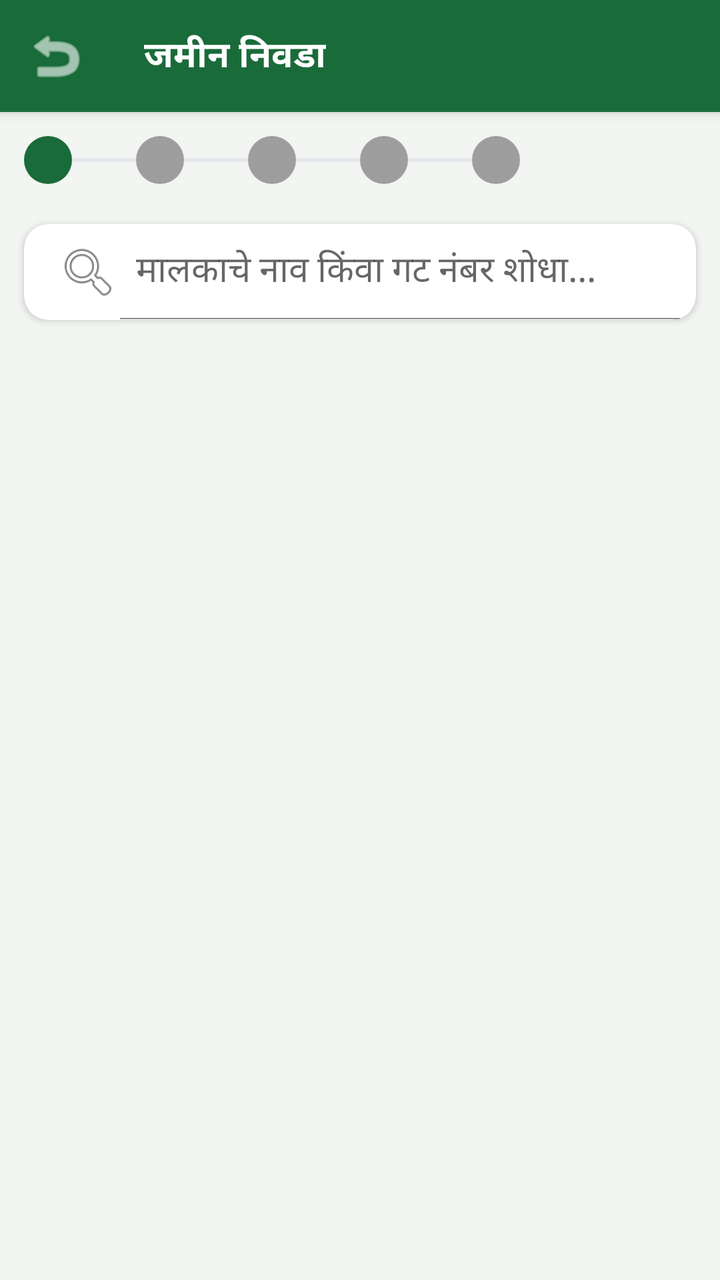
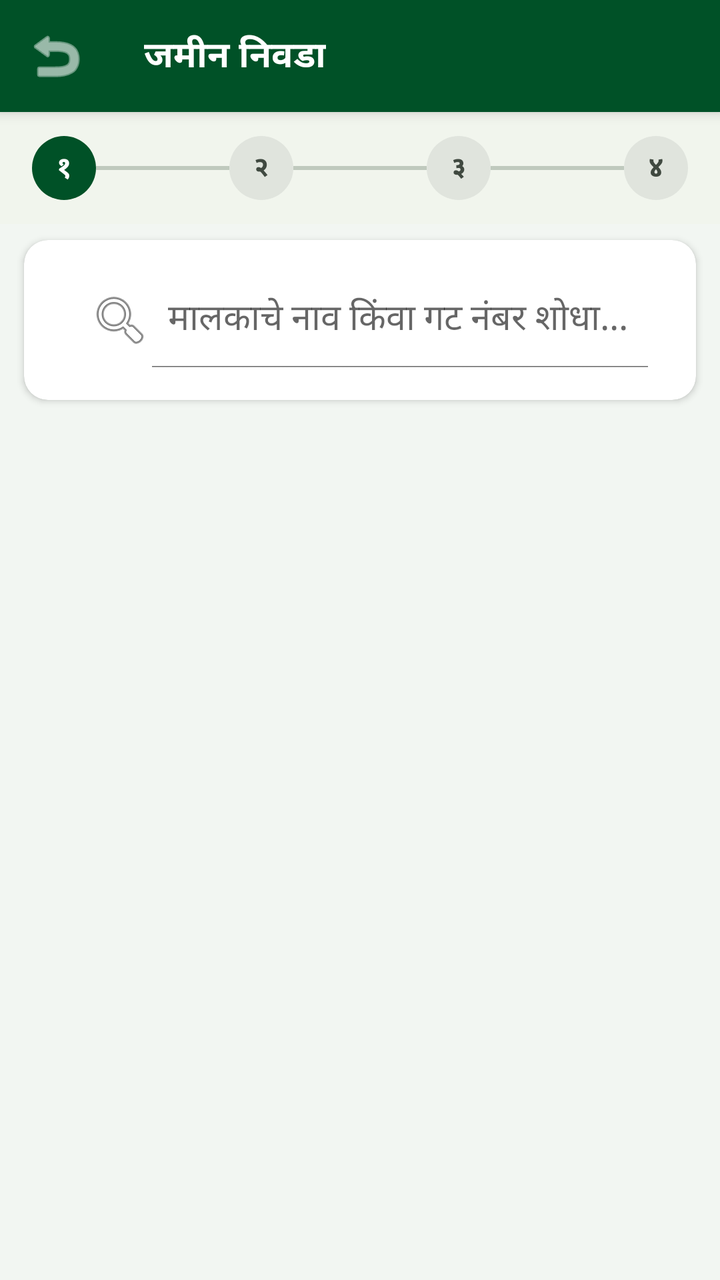

The first picture is an Android layout as it rendered before a commit; the second is the same layout after the commit. The layout source and the unified diff follow.
<!-- AndroidManifest.xml: application theme Theme.EPeekPahani -->
<!-- res/layout/fragment_parcel.xml -->
<?xml version="1.0" encoding="utf-8"?>
<LinearLayout xmlns:android="http://schemas.android.com/apk/res/android"
    xmlns:app="http://schemas.android.com/apk/res-auto"
    android:layout_width="match_parent"
    android:layout_height="match_parent"
    android:orientation="vertical"
    android:background="@color/bg_screen">

    <com.google.android.material.appbar.MaterialToolbar
        android:id="@+id/toolbar"
        style="@style/Widget.App.Toolbar.Green"
        android:layout_width="match_parent"
        android:layout_height="?attr/actionBarSize"
        app:title="जमीन निवडा"
        app:navigationIcon="@android:drawable/ic_menu_revert"
        app:navigationIconTint="@color/text_white" />

    <include layout="@layout/step_indicator" />
    <include android:id="@+id/offline_banner" layout="@layout/offline_banner" />

    <com.google.android.material.card.MaterialCardView
        android:layout_width="match_parent"
        android:layout_height="wrap_content"
        android:layout_marginHorizontal="12dp"
        android:layout_marginTop="8dp"
        android:layout_marginBottom="8dp"
        app:cardBackgroundColor="@color/bg_card"
        app:cardCornerRadius="12dp"
        app:cardElevation="2dp">
        <androidx.appcompat.widget.SearchView
            android:id="@+id/search_view"
            android:layout_width="match_parent"
            android:layout_height="wrap_content"
            app:queryHint="मालकाचे नाव किंवा गट नंबर शोधा..."
            app:iconifiedByDefault="false"
            app:searchIcon="@android:drawable/ic_menu_search"
            app:closeIcon="@android:drawable/ic_menu_close_clear_cancel" />
    </com.google.android.material.card.MaterialCardView>

    <androidx.recyclerview.widget.RecyclerView
        android:id="@+id/rv_parcels"
        android:layout_width="match_parent"
        android:layout_height="match_parent"
        android:clipToPadding="false"
        android:paddingBottom="16dp"
        app:layoutManager="androidx.recyclerview.widget.LinearLayoutManager" />

</LinearLayout>
<!-- res/layout/step_indicator.xml (included above) -->
<?xml version="1.0" encoding="utf-8"?>
<HorizontalScrollView xmlns:android="http://schemas.android.com/apk/res/android"
    android:layout_width="match_parent"
    android:layout_height="wrap_content"
    android:background="@color/bg_screen"
    android:scrollbars="none">

    <LinearLayout
        android:layout_width="wrap_content"
        android:layout_height="wrap_content"
        android:orientation="horizontal"
        android:gravity="center_vertical"
        android:padding="12dp">

        <View android:layout_width="24dp" android:layout_height="24dp" android:background="@drawable/shape_circle_green" />
        <View android:layout_width="32dp" android:layout_height="2dp" android:background="@color/divider" />
        <View android:layout_width="24dp" android:layout_height="24dp" android:background="@drawable/shape_circle_grey" />
        <View android:layout_width="32dp" android:layout_height="2dp" android:background="@color/divider" />
        <View android:layout_width="24dp" android:layout_height="24dp" android:background="@drawable/shape_circle_grey" />
        <View android:layout_width="32dp" android:layout_height="2dp" android:background="@color/divider" />
        <View android:layout_width="24dp" android:layout_height="24dp" android:background="@drawable/shape_circle_grey" />
        <View android:layout_width="32dp" android:layout_height="2dp" android:background="@color/divider" />
        <View android:layout_width="24dp" android:layout_height="24dp" android:background="@drawable/shape_circle_grey" />

    </LinearLayout>
</HorizontalScrollView>
<!-- res/layout/offline_banner.xml (included above) -->
<?xml version="1.0" encoding="utf-8"?>
<com.google.android.material.card.MaterialCardView xmlns:android="http://schemas.android.com/apk/res/android"
    xmlns:app="http://schemas.android.com/apk/res-auto"
    android:id="@+id/card_offline_banner"
    android:layout_width="match_parent"
    android:layout_height="wrap_content"
    android:visibility="gone"
    app:cardBackgroundColor="@color/offline_bg"
    app:cardCornerRadius="0dp"
    app:cardElevation="0dp"
    app:strokeWidth="4dp"
    app:strokeColor="@color/offline_text">

    <LinearLayout
        android:layout_width="match_parent"
        android:layout_height="wrap_content"
        android:orientation="horizontal"
        android:gravity="center_vertical"
        android:padding="12dp">

        <TextView
            android:layout_width="wrap_content"
            android:layout_height="wrap_content"
            android:text="📵"
            android:textSize="20sp" />

        <TextView
            android:id="@+id/tv_offline_message"
            android:layout_width="0dp"
            android:layout_height="wrap_content"
            android:layout_weight="1"
            android:text="ऑफलाइन — X नोंदी sync बाकी"
            android:textColor="@color/offline_text"
            android:textSize="13sp"
            android:layout_marginStart="8dp" />

        <com.google.android.material.button.MaterialButton
            style="@style/Widget.MaterialComponents.Button.TextButton"
            android:layout_width="wrap_content"
            android:layout_height="wrap_content"
            android:text="Sync करा"
            android:textColor="@color/offline_text" />

    </LinearLayout>
</com.google.android.material.card.MaterialCardView>
<!-- resources referenced by this layout -->
<resources>
  <color name="bg_card">#FFFFFF</color>
  <color name="bg_screen">#F2F5F1</color>
  <color name="divider">#E5E7EB</color>
  <color name="offline_bg">#FFF8E1</color>
  <color name="offline_text">#F57F17</color>
  <color name="text_white">#FFFFFF</color>
  <!-- drawable shape_circle_green (drawable) -->
  <?xml version="1.0" encoding="utf-8"?>
  <shape xmlns:android="http://schemas.android.com/apk/res/android"
      android:shape="oval">
      <solid android:color="@color/green_primary" />
  </shape>
  <!-- drawable shape_circle_grey (drawable) -->
  <?xml version="1.0" encoding="utf-8"?>
  <shape xmlns:android="http://schemas.android.com/apk/res/android"
      android:shape="oval">
      <solid android:color="@color/status_pending" />
  </shape>
  <color name="green_primary">#1a6b3a</color>
  <color name="status_pending">#9E9E9E</color>
  <style name="Theme.App" parent="Theme.MaterialComponents.Light.NoActionBar">
          <item name="colorPrimary">@color/green_primary</item>
          <item name="colorPrimaryVariant">@color/green_dark</item>
          <item name="colorOnPrimary">@color/text_white</item>
          <item name="colorSecondary">@color/saffron</item>
          <item name="colorSecondaryVariant">@color/saffron_dark</item>
          <item name="colorOnSecondary">@color/text_white</item>
          <item name="colorError">@color/error</item>
          <item name="colorOnError">@color/text_white</item>
          <item name="colorSurface">@color/bg_card</item>
          <item name="colorOnSurface">@color/text_primary</item>
          <item name="android:colorBackground">@color/bg_screen</item>
          <item name="colorOnBackground">@color/text_primary</item>
  
          
          <item name="materialButtonStyle">@style/Widget.App.Button.Primary</item>
          <item name="textInputStyle">@style/Widget.App.TextInputLayout</item>
  
          
          <item name="shapeAppearanceSmallComponent">@style/ShapeAppearance.App.SmallComponent</item>
          <item name="shapeAppearanceMediumComponent">@style/ShapeAppearance.App.MediumComponent</item>
          <item name="shapeAppearanceLargeComponent">@style/ShapeAppearance.App.LargeComponent</item>
      </style>
  <color name="green_dark">#0f4a27</color>
  <color name="saffron">#f7941d</color>
  <color name="saffron_dark">#e65100</color>
  <color name="error">#B00020</color>
  <color name="text_primary">#1C1C1C</color>
  <style name="Widget.App.Button.Primary" parent="Widget.MaterialComponents.Button">
          <item name="backgroundTint">@color/green_primary</item>
          <item name="android:textColor">@color/text_white</item>
          <item name="shapeAppearanceOverlay">@style/ShapeAppearance.App.SmallComponent</item>
          <item name="android:minHeight">56dp</item>
          <item name="android:insetTop">0dp</item>
          <item name="android:insetBottom">0dp</item>
          <item name="elevation">0dp</item>
          <item name="android:textSize">16sp</item>
          <item name="android:textStyle">bold</item>
          <item name="rippleColor">@color/ripple</item>
      </style>
  <style name="Widget.App.TextInputLayout" parent="Widget.MaterialComponents.TextInputLayout.OutlinedBox">
          <item name="boxStrokeColor">@color/green_primary</item>
          <item name="hintTextColor">@color/green_primary</item>
          <item name="android:textColorHint">@color/text_hint</item>
          <item name="shapeAppearanceOverlay">@style/ShapeAppearance.App.SmallComponent</item>
      </style>
  <style name="ShapeAppearance.App.SmallComponent" parent="ShapeAppearance.MaterialComponents.SmallComponent">
          <item name="cornerFamily">rounded</item>
          <item name="cornerSize">10dp</item>
      </style>
  <style name="ShapeAppearance.App.MediumComponent" parent="ShapeAppearance.MaterialComponents.MediumComponent">
          <item name="cornerFamily">rounded</item>
          <item name="cornerSize">12dp</item>
      </style>
  <style name="ShapeAppearance.App.LargeComponent" parent="ShapeAppearance.MaterialComponents.LargeComponent">
          <item name="cornerFamily">rounded</item>
          <item name="cornerSize">16dp</item>
      </style>
  <color name="ripple">#1a1a6b3a</color>
  <color name="text_hint">#9CA3AF</color>
  <!-- unchanged entries left out for length: 4 -->
</resources>

<!-- the commit's change to res/layout/fragment_parcel.xml (unified diff, before → after) -->
@@ -11,7 +11,7 @@
         style="@style/Widget.App.Toolbar.Green"
         android:layout_width="match_parent"
         android:layout_height="?attr/actionBarSize"
-        app:title="जमीन निवडा"
+        app:title="@string/str_auto_146"
         app:navigationIcon="@android:drawable/ic_menu_revert"
         app:navigationIconTint="@color/text_white" />
 
@@ -48,31 +48,70 @@
 </LinearLayout>
 <!-- res/layout/step_indicator.xml (included above) -->
 <?xml version="1.0" encoding="utf-8"?>
-<HorizontalScrollView xmlns:android="http://schemas.android.com/apk/res/android"
+<LinearLayout
+    xmlns:android="http://schemas.android.com/apk/res/android"
+    xmlns:app="http://schemas.android.com/apk/res-auto"
     android:layout_width="match_parent"
     android:layout_height="wrap_content"
-    android:background="@color/bg_screen"
-    android:scrollbars="none">
+    android:orientation="horizontal"
+    android:gravity="center_vertical"
+    android:paddingStart="16dp"
+    android:paddingEnd="16dp"
+    android:paddingTop="12dp"
+    android:paddingBottom="12dp"
+    android:background="@color/surface_container_low">
 
-    <LinearLayout
-        android:layout_width="wrap_content"
-        android:layout_height="wrap_content"
-        android:orientation="horizontal"
-        android:gravity="center_vertical"
-        android:padding="12dp">
+    <TextView
+        android:id="@+id/tv_step1"
+        android:layout_width="32dp"
+        android:layout_height="32dp"
+        android:gravity="center"
+        android:text="@string/str_auto_216"
+        android:textColor="@color/on_primary"
+        android:textSize="14sp"
+        android:textStyle="bold"
+        android:background="@drawable/bg_step_active" />
 
-        <View android:layout_width="24dp" android:layout_height="24dp" android:background="@drawable/shape_circle_green" />
-        <View android:layout_width="32dp" android:layout_height="2dp" android:background="@color/divider" />
-        <View android:layout_width="24dp" android:layout_height="24dp" android:background="@drawable/shape_circle_grey" />
-        <View android:layout_width="32dp" android:layout_height="2dp" android:background="@color/divider" />
-        <View android:layout_width="24dp" android:layout_height="24dp" android:background="@drawable/shape_circle_grey" />
-        <View android:layout_width="32dp" android:layout_height="2dp" android:background="@color/divider" />
-        <View android:layout_width="24dp" android:layout_height="24dp" android:background="@drawable/shape_circle_grey" />
-        <View android:layout_width="32dp" android:layout_height="2dp" android:background="@color/divider" />
-        <View android:layout_width="24dp" android:layout_height="24dp" android:background="@drawable/shape_circle_grey" />
+    <View android:layout_width="0dp" android:layout_height="2dp" android:layout_weight="1" android:background="@color/outline_variant" />
 
-    </LinearLayout>
-</HorizontalScrollView>
+    <TextView
+        android:id="@+id/tv_step2"
+        android:layout_width="32dp"
+        android:layout_height="32dp"
+        android:gravity="center"
+        android:text="@string/str_auto_217"
+        android:textColor="@color/on_surface_variant"
+        android:textSize="14sp"
+        android:textStyle="bold"
+        android:background="@drawable/bg_step_inactive" />
+
+    <View android:layout_width="0dp" android:layout_height="2dp" android:layout_weight="1" android:background="@color/outline_variant" />
+
+    <TextView
+        android:id="@+id/tv_step3"
+        android:layout_width="32dp"
+        android:layout_height="32dp"
+        android:gravity="center"
+        android:text="@string/str_auto_218"
+        android:textColor="@color/on_surface_variant"
+        android:textSize="14sp"
+        android:textStyle="bold"
+        android:background="@drawable/bg_step_inactive" />
+
+    <View android:layout_width="0dp" android:layout_height="2dp" android:layout_weight="1" android:background="@color/outline_variant" />
+
+    <TextView
+        android:id="@+id/tv_step4"
+        android:layout_width="32dp"
+        android:layout_height="32dp"
+        android:gravity="center"
+        android:text="@string/str_auto_219"
+        android:textColor="@color/on_surface_variant"
+        android:textSize="14sp"
+        android:textStyle="bold"
+        android:background="@drawable/bg_step_inactive" />
+
+</LinearLayout>
 <!-- res/layout/offline_banner.xml (included above) -->
 <?xml version="1.0" encoding="utf-8"?>
 <com.google.android.material.card.MaterialCardView xmlns:android="http://schemas.android.com/apk/res/android"
@@ -97,7 +136,7 @@
         <TextView
             android:layout_width="wrap_content"
             android:layout_height="wrap_content"
-            android:text="📵"
+            android:text="@string/str_auto_199"
             android:textSize="20sp" />
 
         <TextView
@@ -105,7 +144,7 @@
             android:layout_width="0dp"
             android:layout_height="wrap_content"
             android:layout_weight="1"
-            android:text="ऑफलाइन — X नोंदी sync बाकी"
+            android:text="@string/str_auto_214"
             android:textColor="@color/offline_text"
             android:textSize="13sp"
             android:layout_marginStart="8dp" />
@@ -114,7 +153,7 @@
             style="@style/Widget.MaterialComponents.Button.TextButton"
             android:layout_width="wrap_content"
             android:layout_height="wrap_content"
-            android:text="Sync करा"
+            android:text="@string/str_auto_215"
             android:textColor="@color/offline_text" />
 
     </LinearLayout>
<!-- resource entries referenced after the edit -->
@@ -1,38 +1,48 @@
 <!-- resources referenced by this layout -->
 <resources>
-  <color name="bg_card">#FFFFFF</color>
-  <color name="bg_screen">#F2F5F1</color>
-  <color name="divider">#E5E7EB</color>
-  <color name="offline_bg">#FFF8E1</color>
-  <color name="offline_text">#F57F17</color>
-  <color name="text_white">#FFFFFF</color>
-  <!-- drawable shape_circle_green (drawable) -->
+  <color name="bg_card">#ffffff</color>
+  <color name="bg_screen">#F2F6F2</color>
+  <color name="offline_bg">#FFF3CD</color>
+  <color name="offline_text">#856404</color>
+  <color name="on_primary">#ffffff</color>
+  <color name="on_surface_variant">#404940</color>
+  <color name="outline_variant">#bfc9bd</color>
+  <color name="surface_container_low">#f1f5ed</color>
+  <color name="text_white">#ffffff</color>
+  <!-- drawable bg_step_active (drawable) -->
   <?xml version="1.0" encoding="utf-8"?>
-  <shape xmlns:android="http://schemas.android.com/apk/res/android"
-      android:shape="oval">
-      <solid android:color="@color/green_primary" />
+  <shape xmlns:android="http://schemas.android.com/apk/res/android" android:shape="oval">
+      <solid android:color="@color/primary" />
   </shape>
-  <!-- drawable shape_circle_grey (drawable) -->
+  <!-- drawable bg_step_inactive (drawable) -->
   <?xml version="1.0" encoding="utf-8"?>
-  <shape xmlns:android="http://schemas.android.com/apk/res/android"
-      android:shape="oval">
-      <solid android:color="@color/status_pending" />
+  <shape xmlns:android="http://schemas.android.com/apk/res/android" android:shape="oval">
+      <solid android:color="@color/surface_container_highest" />
   </shape>
-  <color name="green_primary">#1a6b3a</color>
-  <color name="status_pending">#9E9E9E</color>
+  <string name="str_auto_146">जमीन निवडा</string>
+  <string name="str_auto_199">📵</string>
+  <string name="str_auto_214">ऑफलाइन — X नोंदी sync बाकी</string>
+  <string name="str_auto_215">Sync करा</string>
+  <string name="str_auto_216">१</string>
+  <string name="str_auto_217">२</string>
+  <string name="str_auto_218">३</string>
+  <string name="str_auto_219">४</string>
+  <color name="primary">#005127</color>
+  <color name="surface_container_highest">#e0e4dd</color>
+  <color name="green_primary">#005127</color>
   <style name="Theme.App" parent="Theme.MaterialComponents.Light.NoActionBar">
-          <item name="colorPrimary">@color/green_primary</item>
-          <item name="colorPrimaryVariant">@color/green_dark</item>
-          <item name="colorOnPrimary">@color/text_white</item>
-          <item name="colorSecondary">@color/saffron</item>
-          <item name="colorSecondaryVariant">@color/saffron_dark</item>
-          <item name="colorOnSecondary">@color/text_white</item>
+          <item name="colorPrimary">@color/primary</item>
+          <item name="colorPrimaryVariant">@color/primary_container</item>
+          <item name="colorOnPrimary">@color/on_primary</item>
+          <item name="colorSecondary">@color/secondary</item>
+          <item name="colorSecondaryVariant">@color/secondary_container</item>
+          <item name="colorOnSecondary">@color/on_secondary</item>
           <item name="colorError">@color/error</item>
-          <item name="colorOnError">@color/text_white</item>
-          <item name="colorSurface">@color/bg_card</item>
-          <item name="colorOnSurface">@color/text_primary</item>
-          <item name="android:colorBackground">@color/bg_screen</item>
-          <item name="colorOnBackground">@color/text_primary</item>
+          <item name="colorOnError">@color/on_error</item>
+          <item name="colorSurface">@color/surface</item>
+          <item name="colorOnSurface">@color/on_surface</item>
+          <item name="android:colorBackground">@color/background</item>
+          <item name="colorOnBackground">@color/on_background</item>
   
           
           <item name="materialButtonStyle">@style/Widget.App.Button.Primary</item>
@@ -42,44 +52,48 @@
           <item name="shapeAppearanceSmallComponent">@style/ShapeAppearance.App.SmallComponent</item>
           <item name="shapeAppearanceMediumComponent">@style/ShapeAppearance.App.MediumComponent</item>
           <item name="shapeAppearanceLargeComponent">@style/ShapeAppearance.App.LargeComponent</item>
+          
+          <item name="materialCardViewStyle">@style/Widget.App.CardView</item>
       </style>
-  <color name="green_dark">#0f4a27</color>
-  <color name="saffron">#f7941d</color>
-  <color name="saffron_dark">#e65100</color>
-  <color name="error">#B00020</color>
-  <color name="text_primary">#1C1C1C</color>
+  <color name="primary_container">#1a6b3a</color>
+  <color name="secondary">#48654e</color>
+  <color name="secondary_container">#caebcd</color>
+  <color name="on_secondary">#ffffff</color>
+  <color name="error">#ba1a1a</color>
+  <color name="on_error">#ffffff</color>
+  <color name="surface">#f7fbf3</color>
+  <color name="on_surface">#181d18</color>
+  <color name="background">#f7fbf3</color>
+  <color name="on_background">#181d18</color>
   <style name="Widget.App.Button.Primary" parent="Widget.MaterialComponents.Button">
-          <item name="backgroundTint">@color/green_primary</item>
-          <item name="android:textColor">@color/text_white</item>
-          <item name="shapeAppearanceOverlay">@style/ShapeAppearance.App.SmallComponent</item>
-          <item name="android:minHeight">56dp</item>
-          <item name="android:insetTop">0dp</item>
-          <item name="android:insetBottom">0dp</item>
-          <item name="elevation">0dp</item>
-          <item name="android:textSize">16sp</item>
-          <item name="android:textStyle">bold</item>
-          <item name="rippleColor">@color/ripple</item>
+          <item name="shapeAppearanceOverlay">@style/ShapeAppearance.App.MediumComponent</item>
+          <item name="android:minHeight">48dp</item>
+          <item name="backgroundTint">@color/primary_container</item>
+          <item name="android:textColor">@color/on_primary</item>
       </style>
   <style name="Widget.App.TextInputLayout" parent="Widget.MaterialComponents.TextInputLayout.OutlinedBox">
-          <item name="boxStrokeColor">@color/green_primary</item>
-          <item name="hintTextColor">@color/green_primary</item>
-          <item name="android:textColorHint">@color/text_hint</item>
           <item name="shapeAppearanceOverlay">@style/ShapeAppearance.App.SmallComponent</item>
+          <item name="boxStrokeColor">@color/primary_container</item>
       </style>
   <style name="ShapeAppearance.App.SmallComponent" parent="ShapeAppearance.MaterialComponents.SmallComponent">
           <item name="cornerFamily">rounded</item>
-          <item name="cornerSize">10dp</item>
+          <item name="cornerSize">4dp</item>
       </style>
   <style name="ShapeAppearance.App.MediumComponent" parent="ShapeAppearance.MaterialComponents.MediumComponent">
           <item name="cornerFamily">rounded</item>
-          <item name="cornerSize">12dp</item>
+          <item name="cornerSize">8dp</item>
       </style>
   <style name="ShapeAppearance.App.LargeComponent" parent="ShapeAppearance.MaterialComponents.LargeComponent">
           <item name="cornerFamily">rounded</item>
-          <item name="cornerSize">16dp</item>
+          <item name="cornerSize">10dp</item>
       </style>
-  <color name="ripple">#1a1a6b3a</color>
-  <color name="text_hint">#9CA3AF</color>
+  <style name="Widget.App.CardView" parent="Widget.MaterialComponents.CardView">
+          <item name="shapeAppearanceOverlay">@style/ShapeAppearance.App.LargeComponent</item>
+          <item name="cardBackgroundColor">@color/surface_container_lowest</item>
+          <item name="cardElevation">4dp</item>
+          <item name="contentPadding">16dp</item>
+      </style>
+  <color name="surface_container_lowest">#ffffff</color>
   <!-- unchanged entries left out for length: 4 -->
 </resources>
 
